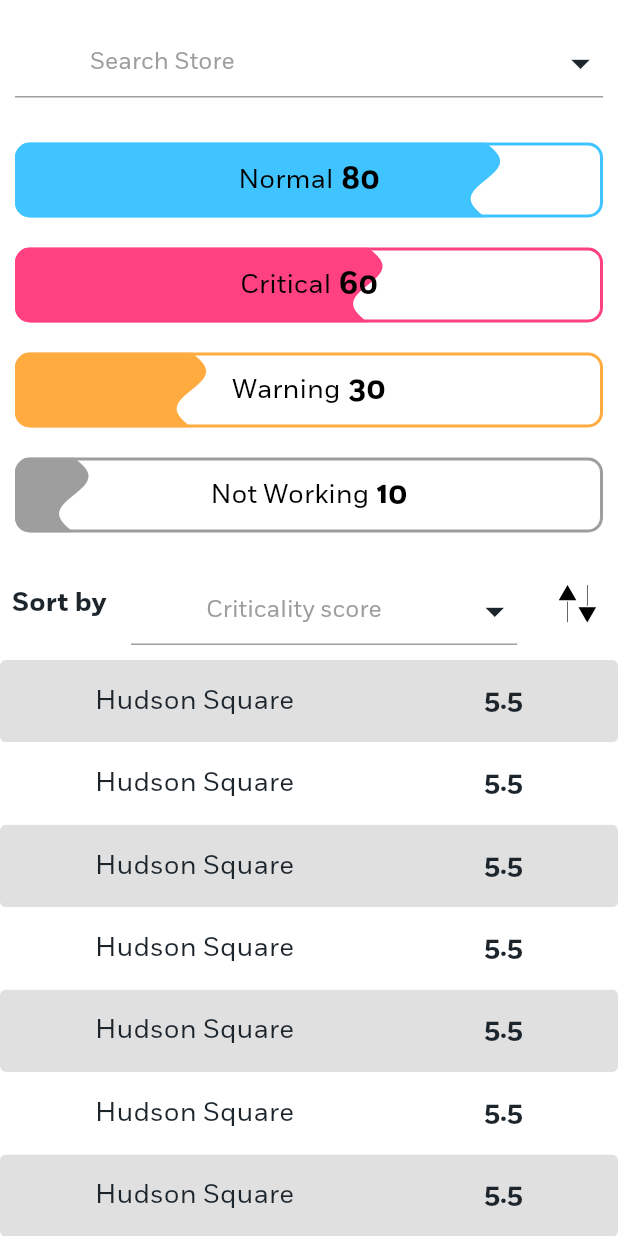
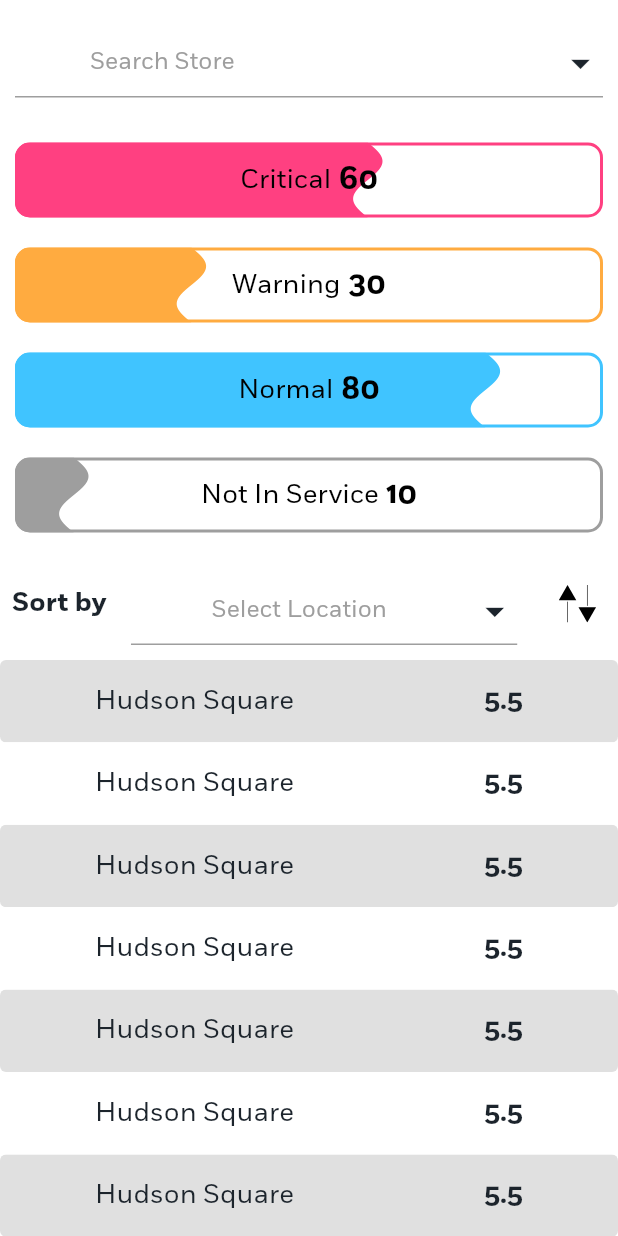
Before and after one commit to noeljolly09/idec_face, a Flutter app: the DashboardPage screen opened by its route, on a phone screen of 412 x 824 dp. Run offline on Flutter 3.47's test engine with Material 2 defaults, Android fonts, the phone set to English and light mode, and no system bars; drawn by our look-alikes of liquid_progress_indicator; our stand-ins replace connectivity, dio, fl_chart, flutter_riverpod, flutter_slidable, flutter_spinkit and 9 more; missing offline and left inert: country_list_pick, drop_down_list, encrypt, platform_device_id; accounts and stored records are empty.

Commit message:
cache fix,ui change

```diff
--- a/lib/screens/dashboard/dashboard_screen.dart
+++ b/lib/screens/dashboard/dashboard_screen.dart
@@ -68,14 +68,6 @@ class _DashboardPageState extends State<DashboardPage> {
                 Column(
                   children: [
                     CustomLiquidProgressIndicator(
-                      percent: 80,
-                      total: 100,
-                      color: Colors.lightBlueAccent,
-                      height: 70,
-                      width: MediaQuery.of(context).size.width,
-                      qualityText: "Normal",
-                    ),
-                    CustomLiquidProgressIndicator(
                       percent: 60,
                       total: 100,
                       color: Colors.pinkAccent,
@@ -92,12 +84,20 @@ class _DashboardPageState extends State<DashboardPage> {
                       qualityText: "Warning",
                     ),
                     CustomLiquidProgressIndicator(
+                      percent: 80,
+                      total: 100,
+                      color: Colors.lightBlueAccent,
+                      height: 70,
+                      width: MediaQuery.of(context).size.width,
+                      qualityText: "Normal",
+                    ),
+                    CustomLiquidProgressIndicator(
                       percent: 10,
                       total: 100,
                       color: Colors.grey,
                       height: 70,
                       width: MediaQuery.of(context).size.width,
-                      qualityText: "Not Working",
+                      qualityText: "Not In Service",
                     ),
                   ],
                 ),
@@ -124,12 +124,12 @@ class _DashboardPageState extends State<DashboardPage> {
                           searchController: _scoreSearchController,
                           width: screenWidth(context, dividedBy: 1.6),
                           isSvg: false,
-                          hinttext: "Criticality score",
-                          searchhinttext: "Select one to Sort",
+                          hinttext: " Select Location",
+                          searchhinttext: "Select one to location",
                           sheetTitle: "Sort",
                           isCircleSuffixIcon: false,
                           svgAsset: '',
-                          list: _listOfSort,
+                          list: _listOfStores,
                           isConfigreceived: false),
                     ),
                     IconButton(
--- a/lib/screens/people_profile/approval_page.dart
+++ b/lib/screens/people_profile/approval_page.dart
@@ -112,6 +112,9 @@ class _ProfileApprovalPageState extends ConsumerState<ProfileApprovalPage> {
       _getConfigAttributes();
       _getTradeAttributes();
       _getRoleAttributes();
+
+      ref.read(imageNotifier).updateImageUrl(image: null);
+      ref.read(imageNotifier).updateImage(image: null);
       var data = widget.empList[widget.employeeIndex];
       firstNameController.text = data.name!.first!;
       middleNameController.text =
```
